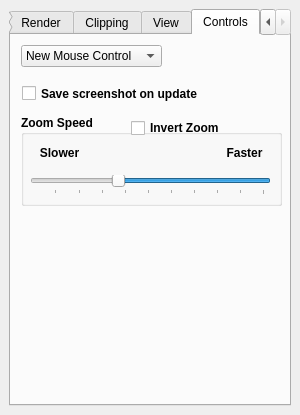
First picture: the form in src/Interface/Modules/Render/ViewSceneControls.ui, repository SCIInstitute/SCIRun, before the edit.
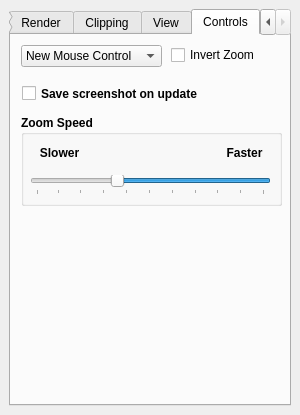
Second picture: the form after the edit.

Diff of the .ui file:
```diff
--- a/src/Interface/Modules/Render/ViewSceneControls.ui
+++ b/src/Interface/Modules/Render/ViewSceneControls.ui
@@ -846,7 +846,7 @@
           </rect>
          </property>
          <property name="minimum">
-          <number>2</number>
+          <number>1</number>
          </property>
          <property name="maximum">
           <number>100</number>
@@ -902,19 +902,19 @@
           <set>Qt::AlignCenter</set>
          </property>
         </widget>
+       </widget>
         <widget class="QCheckBox" name="invertZoomCheckBox_">
          <property name="geometry">
           <rect>
-           <x>110</x>
-           <y>3</y>
-           <width>151</width>
+          <x>160</x>
+          <y>10</y>
+          <width>111</width>
            <height>20</height>
           </rect>
          </property>
          <property name="text">
           <string>Invert Zoom</string>
          </property>
-        </widget>
        </widget>
       </widget>
      </widget>
```
Lines whose indentation alone changed are shown as unchanged.
